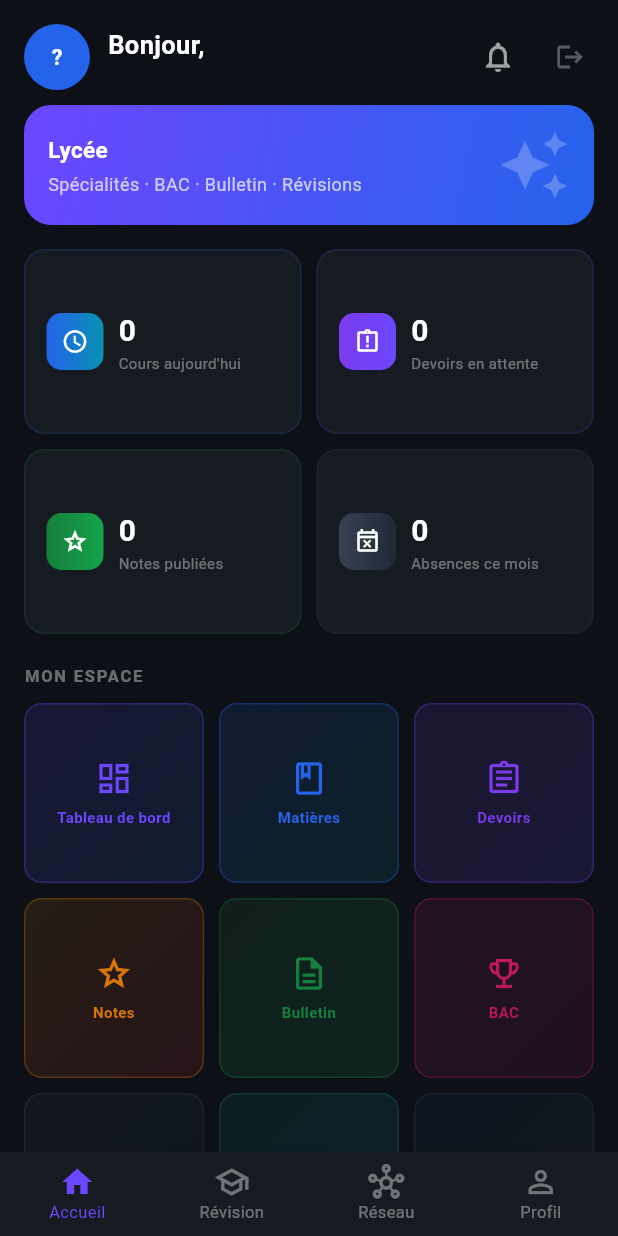
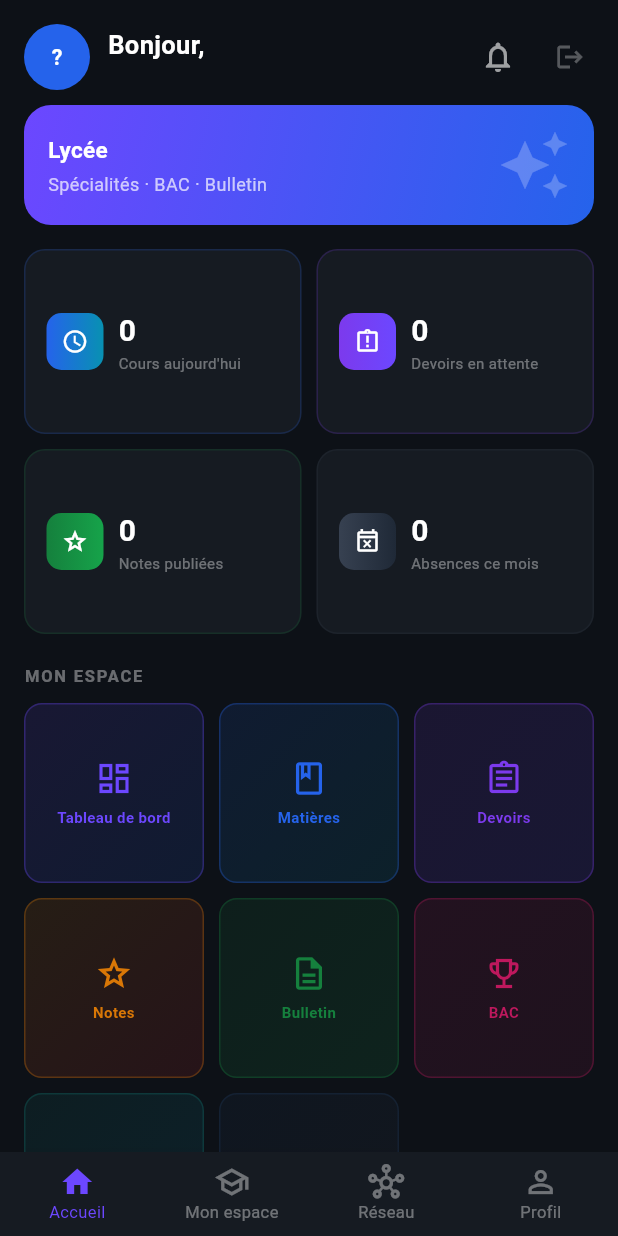
Before and after one commit to ilyas31ai/ilyas_app, a Flutter app: the screen it shows once a user with an empty profile is signed in, on a phone screen of 412 x 824 dp. Run offline on Flutter 3.47's test engine with Material 3 defaults, Android fonts, the phone set to English and light mode, and no system bars; our stand-ins replace audioplayers, clock, cloud_firestore, file_picker, firebase_auth, firebase_core and 11 more; missing offline and left inert: dart:html, record, speech_to_text_platform_interface; accounts and stored records are empty; statements that could not run were skipped.

Commit message:
feat(revisions): masquer completement le module Revisions de la navigation
Retire tous les points d'entree vers le hub Revisions (cartes, items de
grille de navigation par cycle, banniere BAC, route nommee) sans
supprimer ni les fichiers ni la logique metier du module : la page,
ses onglets (Mes devoirs, Matieres libres, Progression) et les services
associes restent intacts mais ne sont plus atteignables. Renomme aussi
l'onglet bottom nav eleve ('Revision' -> 'Mon espace') et nettoie les
textes descriptifs qui mentionnaient encore la fonctionnalite.

Co-Authored-By: Claude Sonnet 5 <noreply@anthropic.com>

```diff
--- a/lib/main.dart
+++ b/lib/main.dart
@@ -124,7 +124,6 @@ import 'pages/lycee_specialites_page.dart';
 // 🧠 ÉLÈVES
 import 'pages/devoirs_page.dart';
 import 'pages/etudiant_devoirs_page.dart';
-import 'pages/etudiant_revisions_page.dart';
 import 'pages/ai_scolaire_page.dart';
 import 'pages/notes_page.dart';
 import 'pages/emploi_page.dart';
@@ -347,8 +346,6 @@ class MyApp extends StatelessWidget {
         '/devoirs': (context) => const DevoirsPage(),
 
         '/etudiant_devoirs': (context) => const EtudiantDevoirsPage(),
-
-        '/etudiant_revisions': (context) => const EtudiantRevisionsPage(),
 
         '/ai_scolaire': (context) => const AiScolairePage(),
 
--- a/lib/pages/college_brevet_page.dart
+++ b/lib/pages/college_brevet_page.dart
@@ -92,7 +92,7 @@ class _Body extends StatelessWidget {
             children: [
               Text('Examens blancs chronométrés', style: TextStyle(color: Colors.white, fontWeight: FontWeight.w600, fontSize: 14)),
               SizedBox(height: 3),
-              Text('Disponible depuis Révisions · Examens blancs', style: TextStyle(color: Colors.white38, fontSize: 12)),
+              Text('Fonctionnalité à venir', style: TextStyle(color: Colors.white38, fontSize: 12)),
             ],
           ),
         ),
--- a/lib/pages/college_dashboard_page.dart
+++ b/lib/pages/college_dashboard_page.dart
@@ -134,7 +134,6 @@ class _Body extends StatelessWidget {
       _NavItem(Icons.grade_outlined, 'Notes', AppRoutes.collegeNotes, [Color(0xFFD97706), Color(0xFFDC2626)]),
       _NavItem(Icons.description_outlined, 'Bulletin', AppRoutes.collegeBulletin, [Color(0xFF15803D), Color(0xFF16A34A)]),
       _NavItem(Icons.emoji_events_outlined, 'BEM', AppRoutes.collegeBrevet, [Color(0xFFBE185D), Color(0xFF7C3AED)]),
-      _NavItem(Icons.school_outlined, 'Révisions', AppRoutes.collegeRevisions, [Color(0xFF374151), Color(0xFF1E3A5F)]),
       _NavItem(Icons.how_to_reg_outlined, 'Présences', AppRoutes.collegePresences, [Color(0xFF0F766E), Color(0xFF15803D)]),
       _NavItem(Icons.folder_outlined, 'Documents', AppRoutes.collegeDocuments, [Color(0xFF1E3A5F), Color(0xFF374151)]),
       _NavItem(Icons.explore_outlined, 'Orientation', AppRoutes.collegeOrientation, [Color(0xFF374151), Color(0xFF0F172A)]),
--- a/lib/pages/home_page.dart
+++ b/lib/pages/home_page.dart
@@ -221,7 +221,7 @@ class _HomePageState extends State<HomePage> {
     if (_role == UserRole.professeur) {
       return (
         'Espace Professeur',
-        'Devoirs · Notes · Présences · Révisions',
+        'Devoirs · Notes · Présences',
         [const Color(0xFF0F766E), const Color(0xFF0891B2)],
       );
     }
@@ -241,17 +241,17 @@ class _HomePageState extends State<HomePage> {
         ),
       _Cycle.primaire => (
           'Plateforme scolaire',
-          'Révision · Jeux éducatifs · Devoirs',
+          'Jeux éducatifs · Devoirs',
           [const Color(0xFF6C47FF), const Color(0xFF2563EB)],
         ),
       _Cycle.universite => (
           'Espace Étudiant',
-          'Révisions · Ressources · Examens',
+          'Ressources · Examens',
           [const Color(0xFF374151), const Color(0xFF1F2937)],
         ),
       _ => (
           'Plateforme scolaire',
-          'Révision intelligente · Devoirs · Notes',
+          'Devoirs · Notes',
           [const Color(0xFF6C47FF), const Color(0xFF2563EB)],
         ),
     };
@@ -321,8 +321,6 @@ class _HomePageState extends State<HomePage> {
       return [
         const _QItem(Icons.school, 'Mon espace',
             [Color(0xFF0F766E), Color(0xFF0891B2)], '/espace_professeur'),
-        const _QItem(Icons.school_outlined, 'Révision',
-            [Color(0xFF2563EB), Color(0xFF0891B2)], '/eleves'),
         const _QItem(Icons.notifications, 'Alertes',
             [Color(0xFF374151), Color(0xFF1F2937)], '/notifications'),
       ];
@@ -345,8 +343,6 @@ class _HomePageState extends State<HomePage> {
   List<_QItem> get _eleveItems {
     const alertes = _QItem(Icons.notifications, 'Alertes',
         [Color(0xFF374151), Color(0xFF1F2937)], '/notifications');
-    const revisions = _QItem(Icons.school, 'Révisions',
-        [Color(0xFF2563EB), Color(0xFF0891B2)], '/eleves');
     const enfants = _QItem(Icons.child_care, 'Enfants',
         [Color(0xFFBE185D), Color(0xFF7C3AED)], '/monde_enfants');
     const jeux = _QItem(Icons.sports_esports, 'Jeux',
@@ -354,10 +350,10 @@ class _HomePageState extends State<HomePage> {
 
     return switch (_cycle) {
       _Cycle.maternelle => [enfants, alertes],
-      _Cycle.primaire => [revisions, enfants, jeux, alertes],
-      _Cycle.college => [revisions, jeux, alertes],
-      _Cycle.lycee => [revisions, jeux, alertes],
-      _Cycle.universite => [revisions, alertes],
+      _Cycle.primaire => [enfants, jeux, alertes],
+      _Cycle.college => [jeux, alertes],
+      _Cycle.lycee => [jeux, alertes],
+      _Cycle.universite => [alertes],
     };
   }
 
@@ -667,19 +663,19 @@ class _CycleBanner extends StatelessWidget {
           ),
         _Cycle.primaire => (
             'École Primaire',
-            'Devoirs · Notes · Révisions · Jeux',
+            'Devoirs · Notes · Jeux',
             [const Color(0xFF16A34A), const Color(0xFF0891B2)],
             Icons.school_outlined,
           ),
         _Cycle.college => (
             'Collège',
-            'Matières · Notes · BEM · Révisions',
+            'Matières · Notes · BEM',
             [const Color(0xFF0F766E), const Color(0xFF0891B2)],
             Icons.menu_book_outlined,
           ),
         _Cycle.lycee => (
             'Lycée',
-            'Spécialités · BAC · Bulletin · Révisions',
+            'Spécialités · BAC · Bulletin',
             [const Color(0xFF6C47FF), const Color(0xFF2563EB)],
             Icons.auto_awesome,
           ),
@@ -873,9 +869,6 @@ class _CycleNavGrid extends StatelessWidget {
             _CycleNavItem(Icons.description_outlined, 'Bulletin',
                 AppRoutes.primaireBulletin,
                 const [Color(0xFF15803D), Color(0xFF16A34A)]),
-            _CycleNavItem(Icons.school_outlined, 'Révisions',
-                AppRoutes.primaireRevisions,
-                const [Color(0xFF2563EB), Color(0xFF0891B2)]),
             const _CycleNavItem(Icons.sports_esports_outlined, 'Jeux',
                 '/jeux_scolaires', [Color(0xFFBE185D), Color(0xFF7C3AED)]),
           ],
@@ -898,9 +891,6 @@ class _CycleNavGrid extends StatelessWidget {
             _CycleNavItem(Icons.emoji_events_outlined, 'BEM',
                 AppRoutes.collegeBrevet,
                 const [Color(0xFFBE185D), Color(0xFF7C3AED)]),
-            _CycleNavItem(Icons.school_outlined, 'Révisions',
-                AppRoutes.collegeRevisions,
-                const [Color(0xFF374151), Color(0xFF1E3A5F)]),
             _CycleNavItem(Icons.how_to_reg_outlined, 'Présences',
                 AppRoutes.collegePresences,
                 const [Color(0xFF0F766E), Color(0xFF15803D)]),
@@ -927,9 +917,6 @@ class _CycleNavGrid extends StatelessWidget {
             _CycleNavItem(Icons.emoji_events_outlined, 'BAC',
                 AppRoutes.lyceeBacBlanc,
                 const [Color(0xFFBE185D), Color(0xFF9D174D)]),
-            _CycleNavItem(Icons.school_outlined, 'Révisions',
-                AppRoutes.lyceeRevisions,
-                const [Color(0xFF374151), Color(0xFF1E3A5F)]),
             _CycleNavItem(Icons.science_outlined, 'Spécialités',
                 AppRoutes.lyceeSpecialites,
                 const [Color(0xFF0F766E), Color(0xFF0891B2)]),
@@ -956,9 +943,6 @@ class _CycleNavGrid extends StatelessWidget {
             _CycleNavItem(Icons.menu_book_outlined, 'Mémoire',
                 AppRoutes.universiteMemoire,
                 const [Color(0xFF7C3AED), Color(0xFF6C47FF)]),
-            _CycleNavItem(Icons.school_outlined, 'Révisions',
-                AppRoutes.universiteRevisions,
-                const [Color(0xFF0F766E), Color(0xFF0891B2)]),
             _CycleNavItem(Icons.calendar_view_week_outlined, 'Semestres',
                 AppRoutes.universiteSemestres,
                 const [Color(0xFF374151), Color(0xFF1E3A5F)]),
--- a/lib/pages/lycee_bac_page.dart
+++ b/lib/pages/lycee_bac_page.dart
@@ -67,8 +67,6 @@ class _Body extends StatelessWidget {
           _sectionLabel('Conseils de préparation'),
           const SizedBox(height: 10),
           ..._conseils.map((c) => _ConseilCard(icon: c.icon, titre: c.titre, desc: c.desc)),
-          const SizedBox(height: 20),
-          _RevisionsBanner(context),
         ],
       ),
     );
--- a/lib/pages/main_shell.dart
+++ b/lib/pages/main_shell.dart
@@ -151,7 +151,7 @@ class _MainShellState extends State<MainShell> {
         label: switch (_role) {
           UserRole.professeur => 'Élèves',
           UserRole.parent => 'Mon enfant',
-          _ => 'Révision',
+          _ => 'Mon espace',
         },
       ),
       const BottomNavigationBarItem(
--- a/lib/pages/primaire_dashboard_page.dart
+++ b/lib/pages/primaire_dashboard_page.dart
@@ -291,7 +291,6 @@ class _QuickGrid extends StatelessWidget {
     _NavItem(Icons.assignment_outlined, 'Devoirs',    AppRoutes.primaireDevoirs,   [Color(0xFF6C47FF), Color(0xFF2563EB)]),
     _NavItem(Icons.grade_outlined,      'Notes',      AppRoutes.primaireNotes,     [Color(0xFFD97706), Color(0xFFDC2626)]),
     _NavItem(Icons.description_outlined,'Bulletin',   AppRoutes.primaireBulletin,  [Color(0xFF15803D), Color(0xFF16A34A)]),
-    _NavItem(Icons.book_outlined,       'Révisions',  AppRoutes.primaireRevisions, _kColors),
     _NavItem(Icons.folder_outlined,     'Documents',  AppRoutes.primaireDocuments, [Color(0xFF374151), Color(0xFF1E3A5F)]),
     _NavItem(Icons.sports_esports_outlined,'Jeux',    AppRoutes.primaireJeux,      [Color(0xFFBE185D), Color(0xFF7C3AED)]),
   ];
```
Also changed, not shown: lib/pages/eleves_page.dart (+0 -9 lines).
